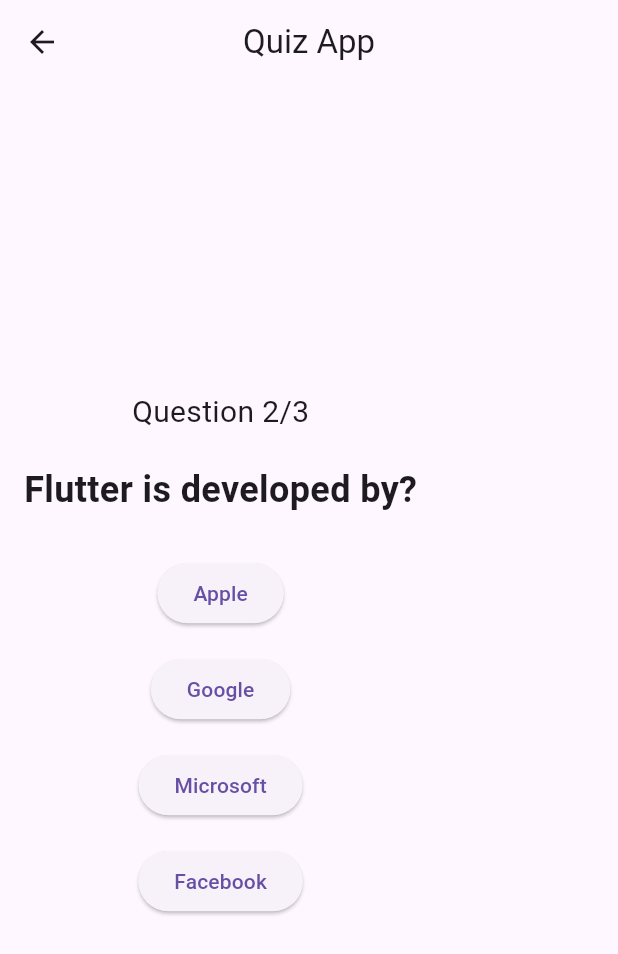
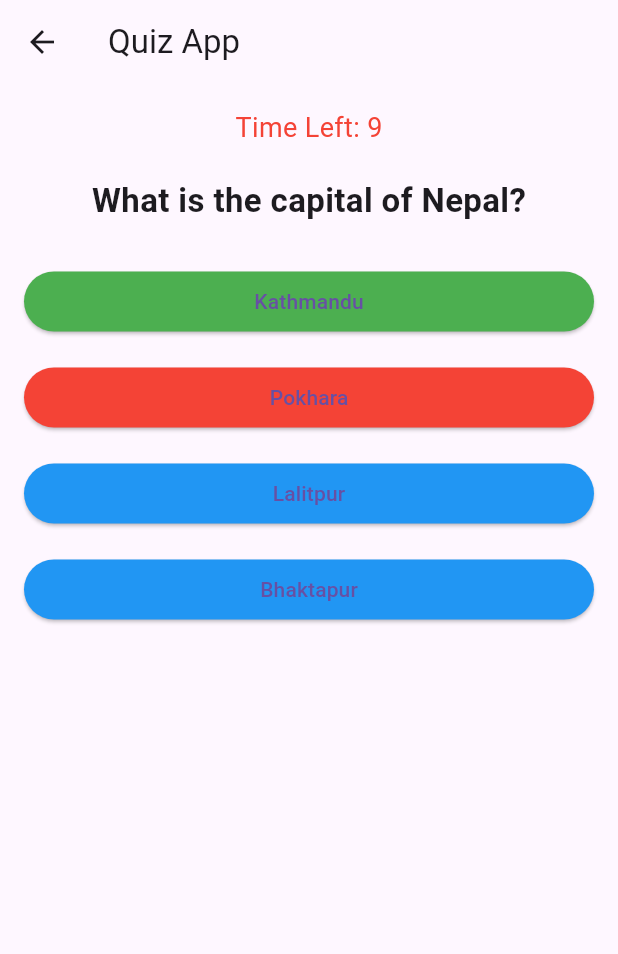
Before and after one commit to AsmiAd/Quiz_app, a Flutter app: the ResultScreen screen opened directly with empty values, after a tap on "Restart Quiz", after a tap on "Pokhara", on a phone screen of 412 x 824 dp. Shown: the top 954 px of the screen. Run offline on Flutter 3.47's test engine with Material 3 defaults, Android fonts, the light colour scheme and no system bars.

Commit message:
Add questions.json for quiz questions and update Question model; enhance QuizScreen and ResultScreen for dynamic question loading and improved UI

```diff
--- /dev/null
+++ b/lib/data/questions.json
@@ -0,0 +1,17 @@
+[
+  {
+    "question": "What is the capital of Nepal?",
+    "options": ["Kathmandu", "Pokhara", "Lalitpur", "Bhaktapur"],
+    "answer_index": 0
+  },
+  {
+    "question": "Flutter is developed by?",
+    "options": ["Apple", "Google", "Microsoft", "Facebook"],
+    "answer_index": 1
+  },
+  {
+    "question": "Which language is used in Flutter?",
+    "options": ["Java", "C++", "Dart", "Python"],
+    "answer_index": 2
+  }
+]
--- a/lib/question_model.dart
+++ b/lib/question_model.dart
@@ -8,23 +8,12 @@
     required this.options,
     required this.correctAnswerIndex,
   });
+
+  factory Question.fromJson(Map<String, dynamic> json) {
+    return Question(
+      questionText: json['question'],
+      options: List<String>.from(json['options']),
+      correctAnswerIndex: json['answer_index'],
+    );
+  }
 }
-
-// Sample questions for the quiz
-List<Question> sampleQuestions = [
-  Question(
-    questionText: "What is the capital of Nepal?",
-    options: ["Kathmandu", "Pokhara", "Lalitpur", "Bhaktapur"],
-    correctAnswerIndex: 0,
-  ),
-  Question(
-    questionText: "Flutter is developed by?",
-    options: ["Apple", "Google", "Microsoft", "Facebook"],
-    correctAnswerIndex: 1,
-  ),
-  Question(
-    questionText: "Which language is used in Flutter?",
-    options: ["Java", "C++", "Dart", "Python"],
-    correctAnswerIndex: 2,
-  ),
-];
--- a/lib/quiz_screen.dart
+++ b/lib/quiz_screen.dart
@@ -1,4 +1,7 @@
+import 'dart:async';
+import 'dart:convert';
 import 'package:flutter/material.dart';
+import 'package:flutter/services.dart';
 import 'question_model.dart';
 import 'result_screen.dart';
 
@@ -10,57 +13,137 @@
 }
 
 class _QuizScreenState extends State<QuizScreen> {
-  int currentQuestion = 0;
+  List<Question> questions = [];
+  int currentQuestionIndex = 0;
   int score = 0;
+  int? selectedIndex;
+  bool answerSelected = false;
+  int secondsRemaining = 10;
+  Timer? timer;
 
-  void answerQuestion(int selectedIndex) {
-    if (selectedIndex == sampleQuestions[currentQuestion].correctAnswerIndex) {
-      score++;
-    }
+  @override
+  void initState() {
+    super.initState();
+    loadQuestions();
+  }
+
+  @override
+  void dispose() {
+    timer?.cancel();
+    super.dispose();
+  }
+
+  Future<void> loadQuestions() async {
+    final String response = await rootBundle.loadString(
+      'lib/data/questions.json',
+    );
+    final data = json.decode(response);
 
     setState(() {
-      if (currentQuestion < sampleQuestions.length - 1) {
-        currentQuestion++;
+      questions = data.map<Question>((q) => Question.fromJson(q)).toList();
+    });
+
+    startTimer();
+  }
+
+  void startTimer() {
+    secondsRemaining = 10;
+    timer?.cancel();
+
+    timer = Timer.periodic(Duration(seconds: 1), (timer) {
+      if (secondsRemaining > 0) {
+        setState(() {
+          secondsRemaining--;
+        });
       } else {
-        Navigator.pushReplacement(
-          context,
-          MaterialPageRoute(
-            builder: (context) => ResultScreen(score: score),
-          ),
-        );
+        timer.cancel();
+        nextQuestion();
       }
     });
   }
 
+  void selectAnswer(int index) {
+    if (answerSelected) return;
+
+    setState(() {
+      selectedIndex = index;
+      answerSelected = true;
+
+      if (index == questions[currentQuestionIndex].correctAnswerIndex) {
+        score++;
+      }
+    });
+
+    timer?.cancel();
+
+    Future.delayed(Duration(seconds: 2), () {
+      nextQuestion();
+    });
+  }
+
+  void nextQuestion() {
+    if (currentQuestionIndex < questions.length - 1) {
+      setState(() {
+        currentQuestionIndex++;
+        selectedIndex = null;
+        answerSelected = false;
+      });
+      startTimer();
+    } else {
+      Navigator.pushReplacement(
+        context,
+        MaterialPageRoute(builder: (context) => ResultScreen(score: score)),
+      );
+    }
+  }
+
+  Color getOptionColor(int index) {
+    if (!answerSelected) return Colors.blue;
+
+    if (index == questions[currentQuestionIndex].correctAnswerIndex) {
+      return Colors.green;
+    }
+
+    if (index == selectedIndex) {
+      return Colors.red;
+    }
+
+    return Colors.blue;
+  }
+
   @override
   Widget build(BuildContext context) {
-    final question = sampleQuestions[currentQuestion];
+    if (questions.isEmpty) {
+      return Scaffold(body: Center(child: CircularProgressIndicator()));
+    }
+
+    final question = questions[currentQuestionIndex];
 
     return Scaffold(
-      appBar: AppBar(
-        title: Text("Quiz App"),
-        centerTitle: true,
-      ),
+      appBar: AppBar(title: Text("Quiz App")),
       body: Padding(
         padding: const EdgeInsets.all(16.0),
         child: Column(
-          mainAxisAlignment: MainAxisAlignment.center,
           children: [
             Text(
-              "Question ${currentQuestion + 1}/${sampleQuestions.length}",
-              style: TextStyle(fontSize: 20),
+              "Time Left: $secondsRemaining",
+              style: TextStyle(fontSize: 18, color: Colors.red),
             ),
             SizedBox(height: 20),
             Text(
               question.questionText,
-              style: TextStyle(fontSize: 24, fontWeight: FontWeight.bold),
+              style: TextStyle(fontSize: 22, fontWeight: FontWeight.bold),
             ),
             SizedBox(height: 20),
             ...List.generate(question.options.length, (index) {
-              return Padding(
-                padding: const EdgeInsets.symmetric(vertical: 8.0),
+              return Container(
+                margin: EdgeInsets.symmetric(vertical: 8),
+                width: double.infinity,
                 child: ElevatedButton(
-                  onPressed: () => answerQuestion(index),
+                  style: ElevatedButton.styleFrom(
+                    backgroundColor: getOptionColor(index),
+                  ),
+                  onPressed: () => selectAnswer(index),
                   child: Text(question.options[index]),
                 ),
               );
--- a/lib/result_screen.dart
+++ b/lib/result_screen.dart
@@ -14,9 +14,11 @@
         child: Column(
           mainAxisAlignment: MainAxisAlignment.center,
           children: [
+            Text("Your Score", style: TextStyle(fontSize: 24)),
+            SizedBox(height: 10),
             Text(
-              "Your Score: $score",
-              style: TextStyle(fontSize: 30, fontWeight: FontWeight.bold),
+              "$score",
+              style: TextStyle(fontSize: 40, fontWeight: FontWeight.bold),
             ),
             SizedBox(height: 20),
             ElevatedButton(
--- a/pubspec.yaml
+++ b/pubspec.yaml
@@ -59,9 +59,9 @@
   uses-material-design: true
 
   # To add assets to your application, add an assets section, like this:
-  # assets:
-  #   - images/a_dot_burr.jpeg
-  #   - images/a_dot_ham.jpeg
+  assets:
+    - lib/data/questions.json
+    #- images/a_dot_ham.jpeg
 
   # An image asset can refer to one or more resolution-specific "variants", see
   # https://flutter.dev/to/resolution-aware-images
```
